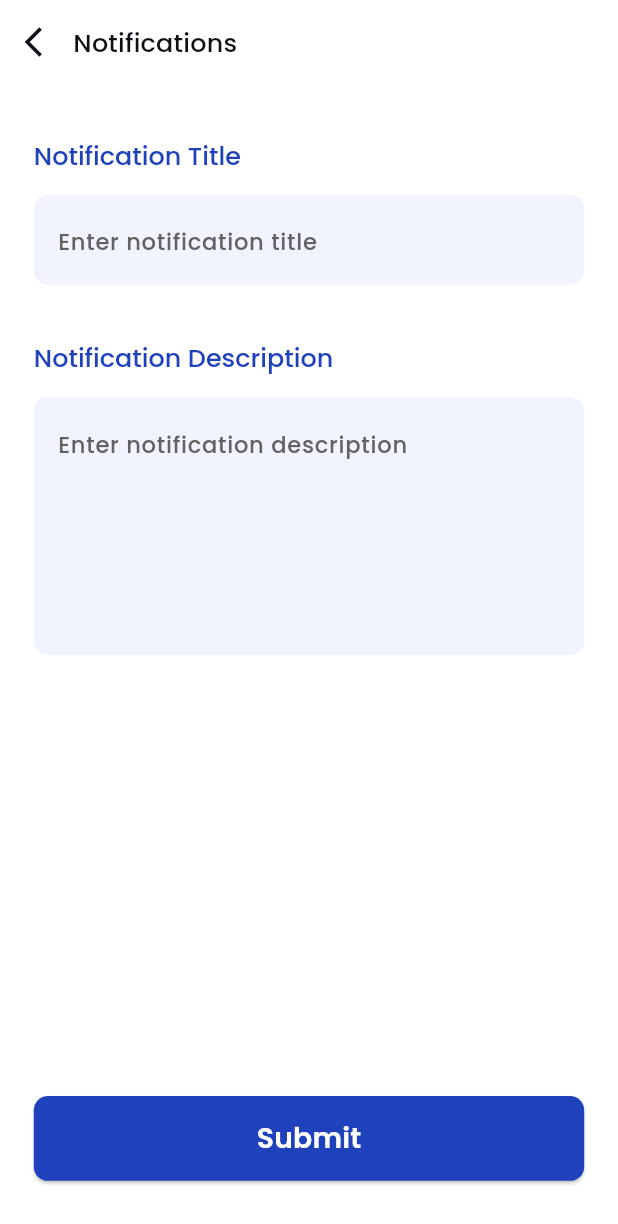
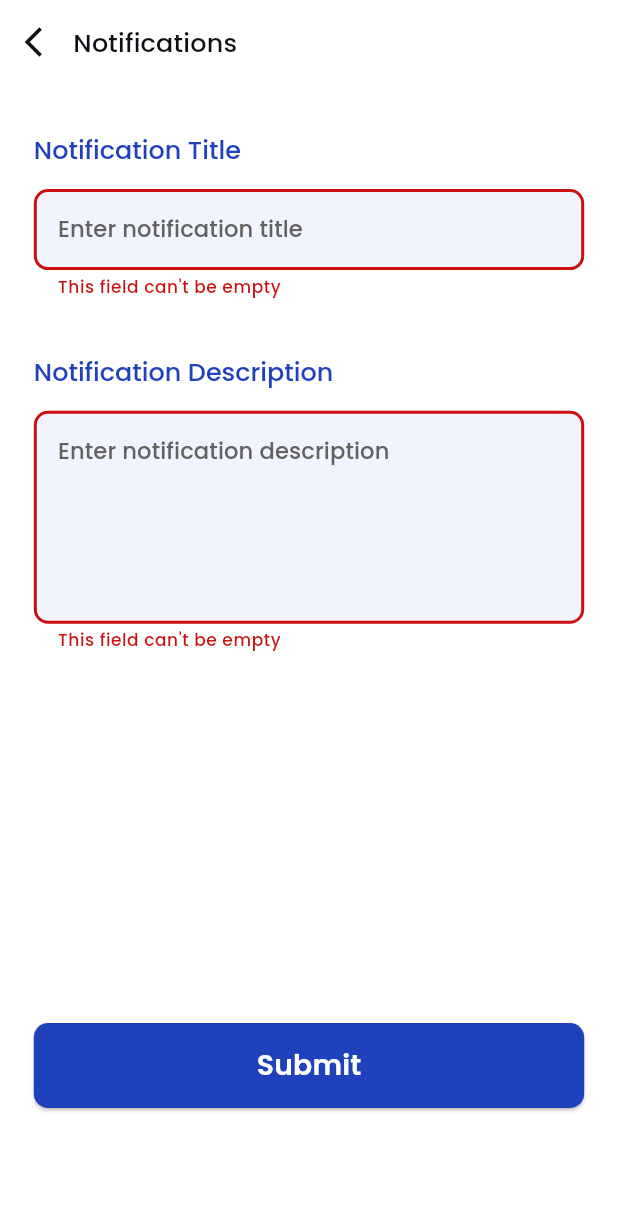
Before and after one commit to MuhamedUssama/TraitLens-Admin, a Flutter app: the AddNotificationsScreen screen opened by its route, after a tap on "Submit", on a phone screen of 412 x 824 dp. Shown: the top 1224 px of the screen. Run offline on Flutter 3.47's test engine with Material 3 defaults, Android fonts, the phone set to English and light mode, and no system bars; our stand-ins replace cached_network_image, cloud_firestore, connectivity_plus, dartz, device_info_plus, equatable and 17 more; accounts and stored records are empty; generated files the repository leaves out were written again; project files that could hold a hidden picture were left out.

Commit message:
Finished create notification screen ui and functionality

```diff
--- a/lib/core/l10n/app_ar.arb
+++ b/lib/core/l10n/app_ar.arb
@@ -56,5 +56,6 @@
   "notificationTitle": "عنوان الإشعار",
   "notificationTitleHint": "أدخل عنوان الإشعار",
   "notificationDescriptionHint": "أدخل وصف الإشعار",
-  "notifcationDescription": "وصف الإشعار"
+  "notifcationDescription": "وصف الإشعار",
+  "notificationSentSuccessfully": "تم إرسال الإشعار بنجاح."
 }
--- a/lib/core/l10n/app_en.arb
+++ b/lib/core/l10n/app_en.arb
@@ -56,5 +56,6 @@
   "notificationTitle": "Notification Title",
   "notificationTitleHint": "Enter notification title",
   "notificationDescriptionHint": "Enter notification description",
-  "notifcationDescription": "Notification Description"
+  "notifcationDescription": "Notification Description",
+  "notificationSentSuccessfully": "Notification sent successfully."
 }
--- a/lib/core/widgets/custom_text_form_field.dart
+++ b/lib/core/widgets/custom_text_form_field.dart
@@ -43,6 +43,7 @@ class CustomTextFormField extends StatelessWidget {
       obscureText: obscureText,
       validator: validator,
       maxLines: maxLines,
+      style: Theme.of(context).textTheme.titleSmall,
       decoration: InputDecoration(
         filled: filled,
         labelText: labelText,
--- a/lib/features/tabs/notifications/data/data_source/notifications_remote_data_source.dart
+++ b/lib/features/tabs/notifications/data/data_source/notifications_remote_data_source.dart
@@ -3,12 +3,14 @@ import 'dart:developer';
 import 'package:cloud_firestore/cloud_firestore.dart';
 import 'package:dartz/dartz.dart';
 import 'package:http/http.dart' as http;
+import 'package:injectable/injectable.dart';
 import 'package:trait_lens_admin/core/constants/app_constants.dart';
 import 'package:trait_lens_admin/core/errors/exceptions.dart';
 import 'package:trait_lens_admin/core/helpers/firebase_auth_helper.dart';
 import 'package:trait_lens_admin/core/utils/firebase_services.dart';
 import 'package:trait_lens_admin/features/tabs/notifications/data/models/notification_model.dart';
 
+@lazySingleton
 class NotificationsRemoteDataSource {
   Future<Either<ServerException, NotificationModel>> createNotification({
     required NotificationModel notificationModel,
--- a/lib/features/tabs/notifications/view/ui/add_notifications_screen.dart
+++ b/lib/features/tabs/notifications/view/ui/add_notifications_screen.dart
@@ -1,30 +1,60 @@
 import 'package:flutter/material.dart';
+import 'package:flutter_bloc/flutter_bloc.dart';
 import 'package:flutter_screenutil/flutter_screenutil.dart';
-import 'package:trait_lens_admin/core/widgets/custom_elevated_button.dart';
+import 'package:trait_lens_admin/core/di/di.dart';
+import 'package:trait_lens_admin/core/utils/app_dialogs.dart';
 import 'package:flutter_gen/gen_l10n/app_localizations.dart';
+import 'package:trait_lens_admin/features/tabs/notifications/view/view_models/add_notification_screen_view_model/add_notification_states.dart';
+import 'package:trait_lens_admin/features/tabs/notifications/view/view_models/add_notification_screen_view_model/add_notifications_view_model.dart';
 
 import 'package:trait_lens_admin/features/tabs/notifications/view/widgets/add_notifications_app_bar_widget.dart';
 import 'package:trait_lens_admin/features/tabs/notifications/view/widgets/custom_notifications_form.dart';
+import 'package:trait_lens_admin/features/tabs/notifications/view/widgets/submit_button_widget.dart';
 
 class AddNotificationsScreen extends StatelessWidget {
   static const String routeName = '/add-notifications-screen';
-  const AddNotificationsScreen({super.key});
+  AddNotificationsScreen({super.key});
+
+  final AddNotificationsViewModel viewModel =
+      getIt.get<AddNotificationsViewModel>();
 
   @override
   Widget build(BuildContext context) {
     AppLocalizations locale = AppLocalizations.of(context)!;
+    double height = MediaQuery.sizeOf(context).height;
     return Scaffold(
       appBar: AddNotificationsAppBarWidget(),
-      body: Padding(
-        padding: EdgeInsets.symmetric(horizontal: 22.w),
-        child: Column(
-          children: [
-            Spacer(flex: 1),
-            CustomNotificationsForm(),
-            Spacer(flex: 8),
-            CustomElevatedButton(onPressed: () {}, title: locale.submit),
-            Spacer(flex: 1),
-          ],
+      body: SingleChildScrollView(
+        child: BlocListener<AddNotificationsViewModel, AddNotificationStates>(
+          bloc: viewModel,
+          listener: (context, state) {
+            if (state is AddNotificationSuccessState) {
+              AppDialogs.showSuccessDialog(
+                context: context,
+                message: locale.notificationSentSuccessfully,
+                posActionTitle: locale.ok,
+              );
+            }
+            if (state is AddNotificationErrorState) {
+              AppDialogs.showFailDialog(
+                context: context,
+                message: state.error ?? locale.somethingWentWrong,
+                posActionTitle: locale.ok,
+              );
+            }
+          },
+          child: Padding(
+            padding: EdgeInsets.symmetric(horizontal: 22.w),
+            child: Column(
+              children: [
+                SizedBox(height: height * .04),
+                CustomNotificationsForm(viewModel: viewModel),
+                SizedBox(height: height * .3),
+                SubmitButtonWidget(viewModel: viewModel),
+                SizedBox(height: height * .04),
+              ],
+            ),
+          ),
         ),
       ),
     );
--- a/lib/features/tabs/notifications/view/widgets/custom_notifications_form.dart
+++ b/lib/features/tabs/notifications/view/widgets/custom_notifications_form.dart
@@ -1,16 +1,21 @@
 import 'package:flutter/material.dart';
 import 'package:flutter_gen/gen_l10n/app_localizations.dart';
 import 'package:flutter_screenutil/flutter_screenutil.dart';
+import 'package:trait_lens_admin/core/utils/validation_utils.dart';
 import 'package:trait_lens_admin/core/widgets/custom_text_form_field.dart';
+import 'package:trait_lens_admin/features/tabs/notifications/view/view_models/add_notification_screen_view_model/add_notifications_view_model.dart';
 
 class CustomNotificationsForm extends StatelessWidget {
-  const CustomNotificationsForm({super.key});
+  final AddNotificationsViewModel viewModel;
+
+  const CustomNotificationsForm({super.key, required this.viewModel});
 
   @override
   Widget build(BuildContext context) {
     AppLocalizations locale = AppLocalizations.of(context)!;
 
     return Form(
+      key: viewModel.formKey,
       child: Column(
         spacing: 16.h,
         crossAxisAlignment: CrossAxisAlignment.start,
@@ -22,10 +27,15 @@ class CustomNotificationsForm extends StatelessWidget {
             ).textTheme.titleLarge?.copyWith(fontWeight: FontWeight.w500),
           ),
           CustomTextFormField(
-            controller: TextEditingController(),
+            controller: viewModel.titleController,
             hintText: locale.notificationTitleHint,
             textInputAction: TextInputAction.next,
             keyboardType: TextInputType.text,
+            validator:
+                (value) => AppValidator.validateFieldIsNotEmpty(
+                  message: locale.emptyField,
+                  value: value,
+                ),
           ),
           SizedBox(height: 8.h),
           Text(
@@ -36,10 +46,15 @@ class CustomNotificationsForm extends StatelessWidget {
           ),
           CustomTextFormField(
             maxLines: 5,
-            controller: TextEditingController(),
+            controller: viewModel.descriptionController,
             hintText: locale.notificationDescriptionHint,
-            textInputAction: TextInputAction.next,
+            textInputAction: TextInputAction.done,
             keyboardType: TextInputType.text,
+            validator:
+                (value) => AppValidator.validateFieldIsNotEmpty(
+                  message: locale.emptyField,
+                  value: value,
+                ),
           ),
         ],
       ),
--- /dev/null
+++ b/lib/features/tabs/notifications/view/widgets/submit_button_widget.dart
@@ -0,0 +1,45 @@
+import 'package:flutter/material.dart';
+import 'package:flutter_bloc/flutter_bloc.dart';
+import 'package:flutter_gen/gen_l10n/app_localizations.dart';
+import 'package:flutter_screenutil/flutter_screenutil.dart';
+import 'package:loading_animation_widget/loading_animation_widget.dart';
+import 'package:trait_lens_admin/features/tabs/notifications/view/view_models/add_notification_screen_view_model/add_notification_states.dart';
+import 'package:trait_lens_admin/features/tabs/notifications/view/view_models/add_notification_screen_view_model/add_notifications_view_model.dart';
+
+class SubmitButtonWidget extends StatelessWidget {
+  final AddNotificationsViewModel viewModel;
+
+  const SubmitButtonWidget({super.key, required this.viewModel});
+
+  @override
+  Widget build(BuildContext context) {
+    AppLocalizations locale = AppLocalizations.of(context)!;
+
+    return ElevatedButton(
+      onPressed: () => viewModel.createNotification(),
+      style: ElevatedButton.styleFrom(
+        minimumSize: Size(double.infinity, 60.h),
+        backgroundColor: Theme.of(context).primaryColor,
+        shape: RoundedRectangleBorder(
+          borderRadius: BorderRadius.circular(10.r),
+        ),
+      ),
+      child: BlocBuilder<AddNotificationsViewModel, AddNotificationStates>(
+        bloc: viewModel,
+        builder: (context, state) {
+          return state is AddNotificationLoadingState
+              ? Center(
+                child: LoadingAnimationWidget.staggeredDotsWave(
+                  color: Colors.white,
+                  size: 40,
+                ),
+              )
+              : Text(
+                locale.submit,
+                style: Theme.of(context).textTheme.labelLarge,
+              );
+        },
+      ),
+    );
+  }
+}
```
Also changed, not shown: lib/core/di/di.config.dart.
